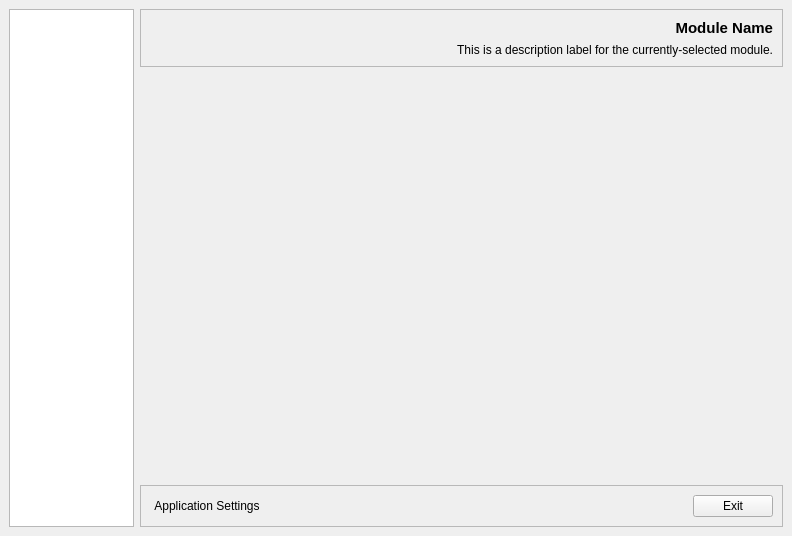
Above: src/ui/synnefo.ui from oyranos-cms/Synnefo before the change. Below: the same form after it.
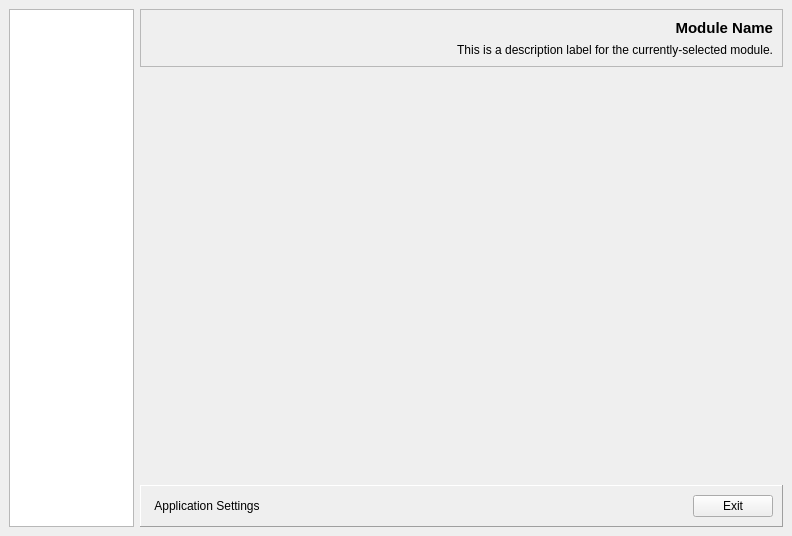
That is the form after the change. Icons and pictures are not drawn.

```diff
--- a/src/ui/synnefo.ui
+++ b/src/ui/synnefo.ui
@@ -84,10 +84,10 @@
        <bool>true</bool>
       </property>
       <property name="frameShape">
-       <enum>QFrame::StyledPanel</enum>
+       <enum>QFrame::Panel</enum>
       </property>
       <property name="frameShadow">
-       <enum>QFrame::Plain</enum>
+       <enum>QFrame::Raised</enum>
       </property>
       <layout class="QGridLayout" name="gridLayout_2">
        <property name="horizontalSpacing">
```
